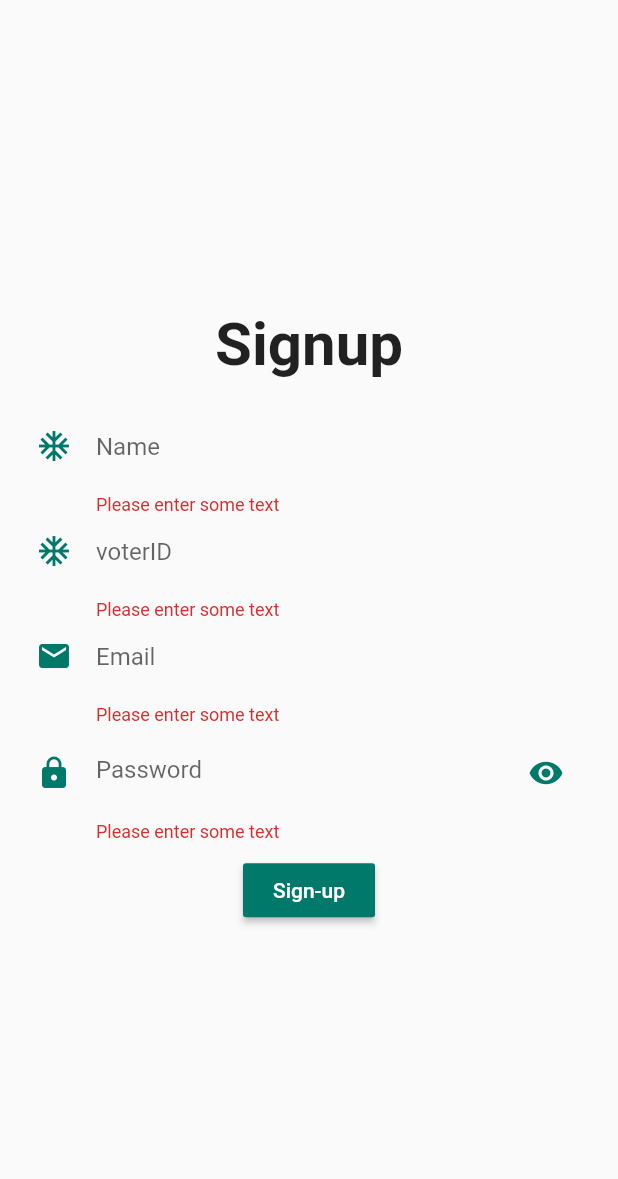
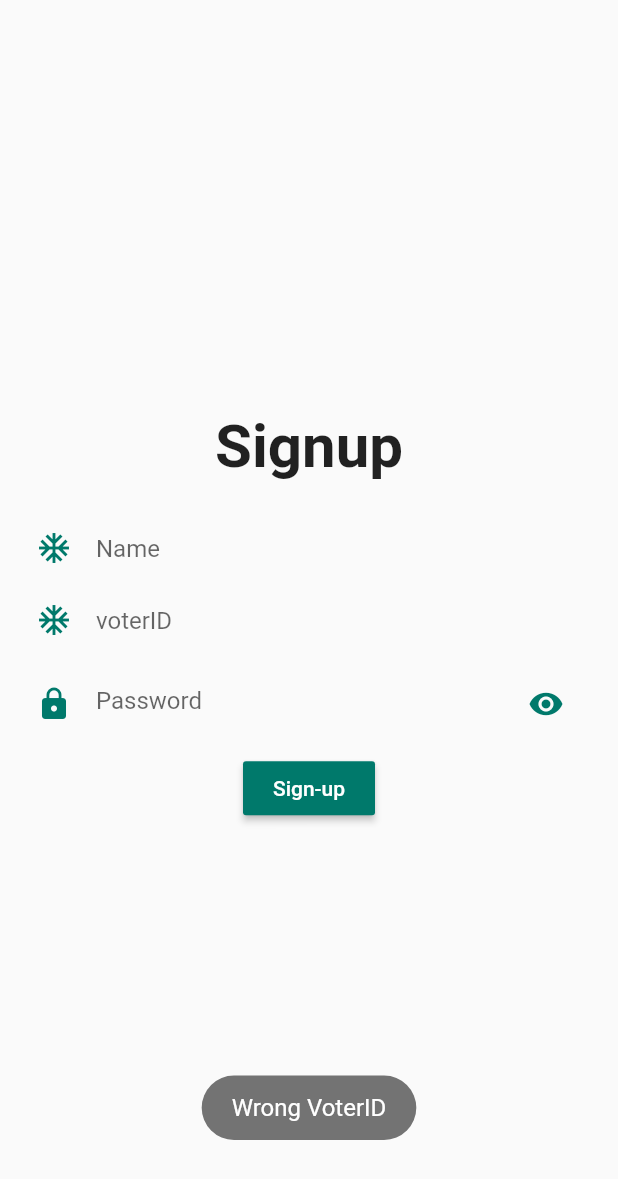
Before and after one commit to anilChouhan-sh/dapp-voting, a Flutter app: the SignupScreen screen opened by its route, after a tap on "Sign-up", on a phone screen of 412 x 824 dp. Shown: the top 1179 px of the screen. Run offline on Flutter 3.47's test engine with Material 2 defaults, Android fonts, the phone set to English and light mode, and no system bars; our stand-ins replace cloud_firestore, firebase_auth, firebase_core, fluttertoast; missing offline and left inert: loading_animations, web3dart; accounts and stored records are empty.

```diff
--- a/lib/Firebase/privateKeys.dart
+++ b/lib/Firebase/privateKeys.dart
@@ -1,20 +1,15 @@
 class PrivateKeys {
   final String key;
   final bool taken;
-
-  PrivateKeys({this.key, this.taken});
+  final String assignedto;
+  PrivateKeys({this.key, this.taken, this.assignedto});
 
   factory PrivateKeys.fromJson(Map<String, dynamic> json) {
     return PrivateKeys(
-      key: json['key'],
-      taken: json['taken'],
-    );
+        key: json['key'], taken: json['taken'], assignedto: json['assignedto']);
   }
 
   Map<String, dynamic> toMap() {
-    return {
-      'title': key,
-      'taken': taken,
-    };
+    return {'key': key, 'taken': taken, 'assignedto': assignedto};
   }
 }
--- a/lib/Firebase/users.dart
+++ b/lib/Firebase/users.dart
@@ -1,20 +1,16 @@
 class Users {
   final String voterID;
-  final String name, email;
+  final String name, email, privatekey;
 
   List<dynamic> contacts;
-  Users({
-    this.voterID,
-    this.name,
-    this.email,
-  });
+  Users({this.voterID, this.name, this.email, this.privatekey});
 
   factory Users.fromJson(Map<String, dynamic> json) {
     return Users(
-      voterID: json['userid'],
-      name: json['name'],
-      email: json['email'],
-    );
+        voterID: json['userid'],
+        name: json['name'],
+        email: json['email'],
+        privatekey: json['privatekey']);
   }
 
   Map<String, dynamic> toMap() {
@@ -22,6 +18,7 @@ class Users {
       'userid': voterID,
       'name': name,
       'email': email,
+      'privatekey': privatekey
     };
   }
 }
--- a/lib/Sign-up/signup.dart
+++ b/lib/Sign-up/signup.dart
@@ -1,3 +1,4 @@
+import 'package:cloud_firestore/cloud_firestore.dart';
 import 'package:dapp_voting/Firebase/auth.dart';
 import 'package:firebase_auth/firebase_auth.dart';
 import 'package:flutter/cupertino.dart';
@@ -79,28 +80,28 @@ class _SignupScreenState extends State<SignupScreen> {
                 ),
               ),
               //for Email !!!!!
-              Padding(
-                padding:
-                    const EdgeInsets.symmetric(horizontal: 24, vertical: 0),
-                child: TextFormField(
-                  validator: (value) {
-                    if (value.isEmpty) {
-                      return 'Please enter some text';
-                    }
-                    return null;
-                  },
-                  controller: username,
-                  cursorColor: Colors.teal[700],
-                  decoration: InputDecoration(
-                    icon: Icon(
-                      Icons.email,
-                      color: Colors.teal[700],
-                    ),
-                    hintText: 'Email',
-                    border: InputBorder.none,
-                  ),
-                ),
-              ),
+              // Padding(
+              //   padding:
+              //       const EdgeInsets.symmetric(horizontal: 24, vertical: 0),
+              //   child: TextFormField(
+              //     validator: (value) {
+              //       if (value.isEmpty) {
+              //         return 'Please enter some text';
+              //       }
+              //       return null;
+              //     },
+              //     controller: username,
+              //     cursorColor: Colors.teal[700],
+              //     decoration: InputDecoration(
+              //       icon: Icon(
+              //         Icons.email,
+              //         color: Colors.teal[700],
+              //       ),
+              //       hintText: 'Email',
+              //       border: InputBorder.none,
+              //     ),
+              //   ),
+              // ),
 
               //password
               Padding(
@@ -139,15 +140,31 @@ class _SignupScreenState extends State<SignupScreen> {
               RaisedButton(
                 color: Colors.teal[700],
                 onPressed: () async {
-                  if (_formkey.currentState.validate()) {
-                    print('hogayaa     bhai 23 ');
-                    User x = await auth.createUser(
-                        username.text, password.text, voterID.text, name.text);
-                    if (x != null) {
-                      Navigator.pop(context);
+                  bool right_vid = false;
+
+                  CollectionReference ref =
+                      FirebaseFirestore.instance.collection('voterIDs');
+
+                  var x = await ref
+                      .where("id", isEqualTo: voterID.text)
+                      .get()
+                      .then((value) async {
+                    print(value.docs.length);
+                    if (value.docs.length > 0) {
+                      if (_formkey.currentState.validate()) {
+                        print('hogayaa     bhai 23 ');
+                        User x = await auth.createUser(value.docs[0]["email"],
+                            password.text, voterID.text.trim(), name.text);
+                        if (x != null) {
+                          Navigator.pop(context);
+                        }
+                      }
+                    } else {
+                      auth.myToast("Wrong VoterID");
                     }
-                    ;
-                  }
+                  });
+
+                  print("askjdklj $x");
 
                   print('hogayaa     bhai');
                 },
--- a/lib/homepage .dart
+++ b/lib/homepage .dart
@@ -44,7 +44,7 @@ class Homepage extends StatelessWidget {
                 stream: candidatesProvider.candidates,
                 builder: (context, snapshot) {
                   return ListView.builder(
-                      itemCount: snapshot.data.length,
+                      itemCount: snapshot.data?.length,
                       itemBuilder: (context, index) {
                         return Card(
                           margin: EdgeInsets.fromLTRB(35, 5, 35, 5),
--- a/lib/main.dart
+++ b/lib/main.dart
@@ -1,6 +1,6 @@
 import 'package:dapp_voting/Blockchain/contract_linking.dart';
 import 'package:dapp_voting/Firebase/Providers/candidatesProvider.dart';
-import 'package:dapp_voting/Firebase/candidates.dart';
+
 import 'package:dapp_voting/homepage%20.dart';
 import 'package:firebase_auth/firebase_auth.dart';
 import 'package:firebase_core/firebase_core.dart';
```
Also changed, not shown: lib/Firebase/auth.dart (+29 -6 lines).
